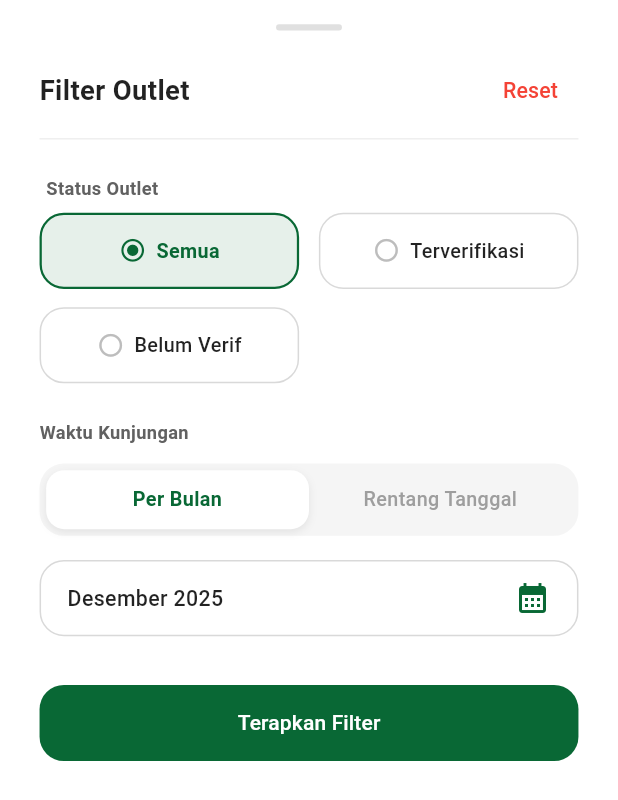
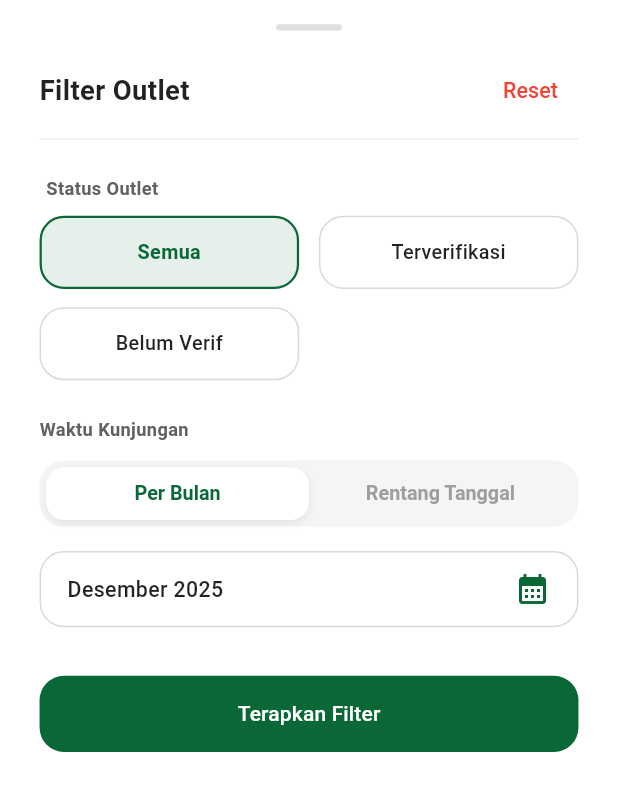
Before and after one commit to rizaldinata/sales-force-automation-mobile-app, a Flutter app: the OutletFilterSheet widget shown alone on an empty page, opened directly, on a phone screen of 412 x 824 dp. Shown: the top 800 px of the screen. Run offline on Flutter 3.47's test engine with Material 3 defaults, Android fonts, the phone set to English and light mode, and no system bars; our stand-ins replace cached_network_image, device_info_plus, flutter_map, flutter_screenutil, geolocator, get and 2 more; Roboto replaces fonts that are missing (Poppins).

Commit message:
Feat(outlet): improve the design of the radio button

```diff
--- a/lib/app/ui/widgets/custom_radio_field.dart
+++ b/lib/app/ui/widgets/custom_radio_field.dart
@@ -1,3 +1,5 @@
+// ignore_for_file: deprecated_member_use
+
 import 'package:flutter/material.dart';
 import 'package:flutter_screenutil/flutter_screenutil.dart';
 import 'package:salesforce_app/app/ui/theme/app_theme.dart';
@@ -22,9 +24,8 @@ class CustomRadioField extends StatelessWidget {
     return Column(
       crossAxisAlignment: CrossAxisAlignment.start,
       children: [
-        // 1. LABEL
         Padding(
-          padding: EdgeInsets.only(left: 4.w, bottom: 8.h),
+          padding: EdgeInsets.only(left: 4.w, bottom: 10.h),
           child: Text(
             label,
             style: TextStyle(
@@ -35,26 +36,24 @@ class CustomRadioField extends StatelessWidget {
           ),
         ),
 
-        // 2. OPSI KOTAK (Menggunakan Wrap agar responsif)
         SizedBox(
           width: double.infinity,
           child: Wrap(
-            spacing: 12.w, // Jarak Horizontal antar kotak
-            runSpacing: 12.h, // Jarak Vertikal jika turun ke bawah
+            spacing: 12.w,
+            runSpacing: 12.h,
             children: items.map((item) {
               final isSelected = selectedValue == item;
 
-              // Hitung lebar agar pas 2 kolom (Setengah layar dikurangi jarak)
-              // (Layar - Padding Kiri Kanan - Spacing Tengah) / 2
               final double boxWidth = (1.sw - 48.w - 12.w) / 2;
 
               return InkWell(
                 onTap: () => onChanged(item),
                 borderRadius: BorderRadius.circular(AppRadius.lg),
-                child: Container(
-                  width: boxWidth, // Lebar dinamis (2 kolom)
-                  height: 50.h,
-                  padding: EdgeInsets.symmetric(horizontal: 8.w),
+                child: AnimatedContainer(
+                  duration: const Duration(milliseconds: 200),
+                  width: boxWidth,
+                  height: 48.h,
+                  padding: EdgeInsets.symmetric(horizontal: 4.w),
                   decoration: BoxDecoration(
                     color: isSelected
                         ? primaryColor.withOpacity(0.1)
@@ -67,26 +66,12 @@ class CustomRadioField extends StatelessWidget {
                       width: isSelected ? 1.5 : 1.0,
                     ),
                   ),
-                  child: Row(
-                    mainAxisAlignment: MainAxisAlignment.center,
-                    children: [
-                      // Icon kita kecilkan sedikit agar teks panjang muat
-                      Icon(
-                        isSelected
-                            ? Icons.radio_button_checked
-                            : Icons.radio_button_off,
-                        color: isSelected ? primaryColor : Colors.grey[400],
-                        size: 18.sp,
-                      ),
-                      SizedBox(width: 6.w),
-
-                      // Gunakan Flexible agar teks bisa menyesuaikan jika sangat panjang
-                      Flexible(
+                  child: Center(
                     child: Text(
                       item,
+                      textAlign: TextAlign.center,
                       style: TextStyle(
-                            fontSize:
-                                13.sp, // Turunkan sedikit (14->13) agar aman
+                        fontSize: 13.sp,
                         fontWeight: isSelected
                             ? FontWeight.bold
                             : FontWeight.w500,
@@ -95,8 +80,6 @@ class CustomRadioField extends StatelessWidget {
                       maxLines: 1,
                       overflow: TextOverflow.ellipsis,
                     ),
-                      ),
-                    ],
                   ),
                 ),
               );
--- a/lib/modules/outlet/views/widgets/outlet_filter_sheet.dart
+++ b/lib/modules/outlet/views/widgets/outlet_filter_sheet.dart
@@ -1,3 +1,5 @@
+// ignore_for_file: deprecated_member_use
+
 import 'package:flutter/material.dart';
 import 'package:get/get.dart';
 import 'package:flutter_screenutil/flutter_screenutil.dart';
@@ -131,30 +133,34 @@ class OutletFilterSheet extends GetView<OutletController> {
         onTap: () => controller.filterDateMode.value = value,
         behavior: HitTestBehavior.opaque,
         child: AnimatedContainer(
-          duration: const Duration(milliseconds: 200),
-          curve: Curves.easeInOut,
+          duration: const Duration(milliseconds: 300),
+          curve: Curves.fastOutSlowIn,
+          alignment: Alignment.center,
           padding: EdgeInsets.symmetric(vertical: 10.h),
           decoration: BoxDecoration(
-            color: isSelected ? Colors.white : Colors.transparent,
+            color: isSelected ? Colors.white : Colors.white.withOpacity(0.0),
+
             borderRadius: BorderRadius.circular(AppRadius.lg - 4),
-            boxShadow: isSelected
-                ? [
-                    BoxShadow(
-                      color: Colors.black.withOpacity(0.08),
-                      blurRadius: 4,
-                      offset: const Offset(0, 2),
-                    ),
-                  ]
-                : [],
+            boxShadow: [
+              BoxShadow(
+                color: isSelected
+                    ? Colors.black.withOpacity(0.08)
+                    : Colors.black.withOpacity(0.0),
+                blurRadius: 4,
+                offset: const Offset(0, 2),
+              ),
+            ],
           ),
-          child: Text(
-            label,
-            textAlign: TextAlign.center,
+          child: AnimatedDefaultTextStyle(
+            duration: const Duration(milliseconds: 300),
+            curve: Curves.fastOutSlowIn,
             style: TextStyle(
               fontSize: 13.sp,
-              fontWeight: isSelected ? FontWeight.bold : FontWeight.w500,
+              fontFamily: 'Poppins',
+              fontWeight: FontWeight.w600,
               color: isSelected ? primaryColor : Colors.grey[500],
             ),
+            child: Text(label, textAlign: TextAlign.center),
           ),
         ),
       ),
@@ -247,7 +253,7 @@ class OutletFilterSheet extends GetView<OutletController> {
                 ),
               ),
             ),
-            Icon(Icons.calendar_today, size: 16.sp, color: Colors.grey[400]),
+            Icon(Icons.calendar_month, size: 18.sp, color: primaryColor),
           ],
         ),
       ),
```
Lines whose indentation alone changed are shown as unchanged.
